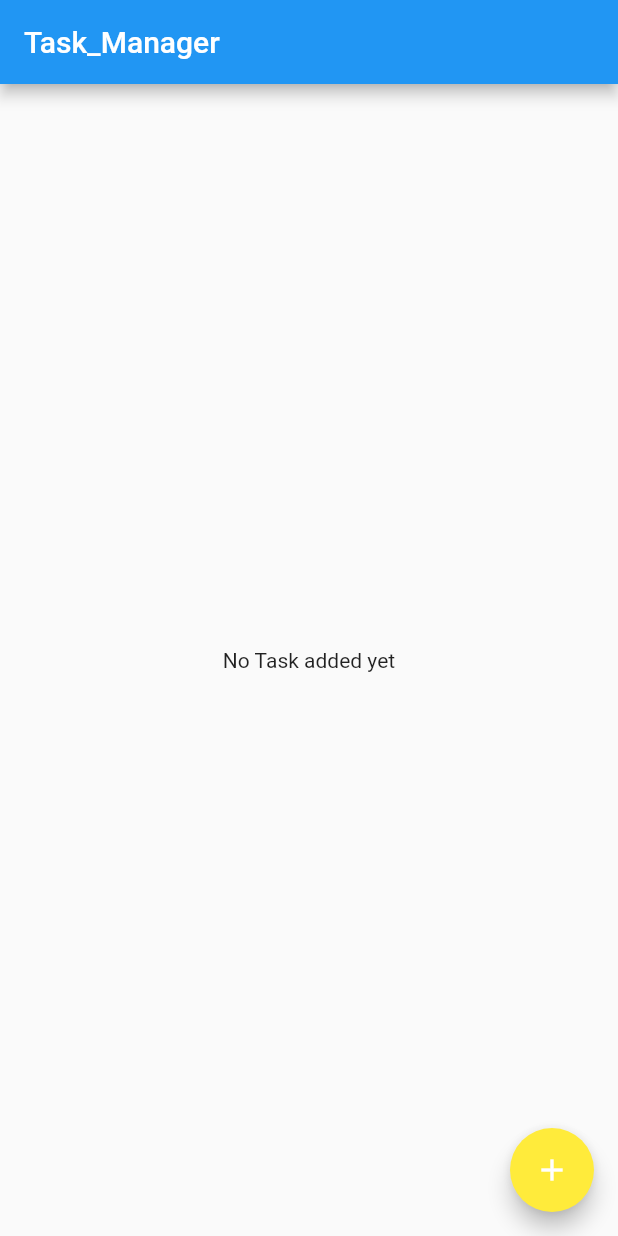
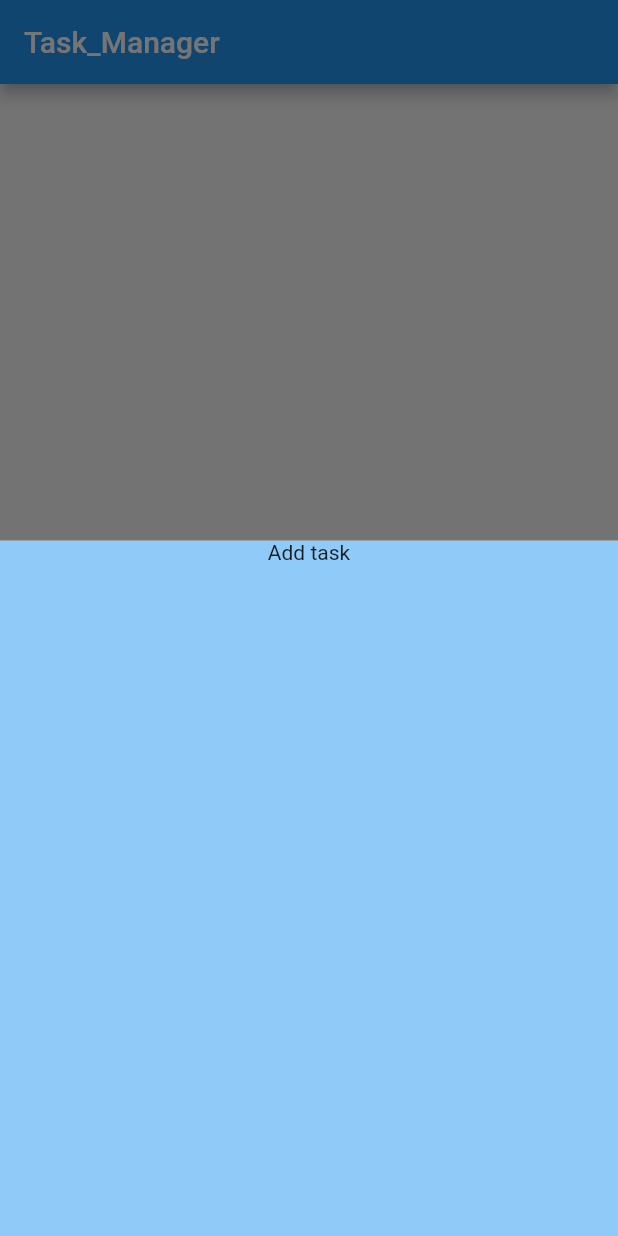
Before and after one commit to playmaker-1103/miniapp, a Flutter app: the screen it shows after launch, after a tap on the "add" icon, on a phone screen of 412 x 824 dp. Run offline on Flutter 3.47's test engine with Material 2 defaults, Android fonts, the phone set to English and light mode, and no system bars.

Commit message:
hop thoai mo ra khi an dau cong

```diff
--- a/task_manager/lib/main.dart
+++ b/task_manager/lib/main.dart
@@ -10,6 +10,7 @@ class MyApp extends StatelessWidget {
   @override
   Widget build(BuildContext context) {
     return MaterialApp(
+      debugShowCheckedModeBanner: false,
       home: Homescreen(),
     );
   }
--- a/task_manager/lib/screen/home_screen.dart
+++ b/task_manager/lib/screen/home_screen.dart
@@ -1,5 +1,3 @@
-import 'dart:ffi';
-
 import 'package:flutter/material.dart';
 
 class Homescreen extends StatelessWidget {
@@ -11,13 +9,21 @@ class Homescreen extends StatelessWidget {
       appBar: AppBar(title: Text('Task_Manager')),
       body: Center(child: Text('No Task added yet')),
       floatingActionButton: FloatingActionButton(
-        child: Icon(
-          Icons.add,
-          color: Colors.white,
-        ),
-        backgroundColor: Colors.yellow,
-        onPressed: () => print('fab pressed'),
-      ),
+          child: Icon(
+            Icons.add,
+            color: Colors.white,
+          ),
+          backgroundColor: Colors.blue,
+          onPressed: () => showModalBottomSheet(
+              //tạo 1 sheet khi bấm nút
+              context: context,
+              builder: (BuildContext context) => Container(
+                    height: 500,
+                    color: Colors.blue[200],
+                    child: Column(
+                      children: [Text('Add task')],
+                    ),
+                  ))),
     );
   }
 }
```
